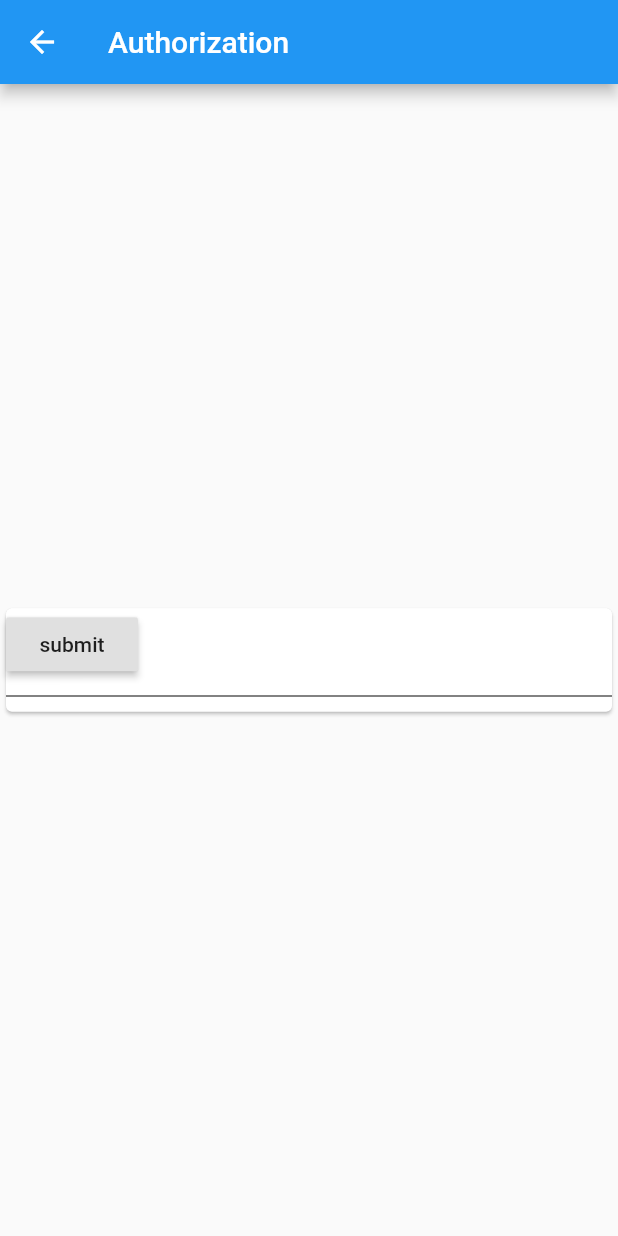
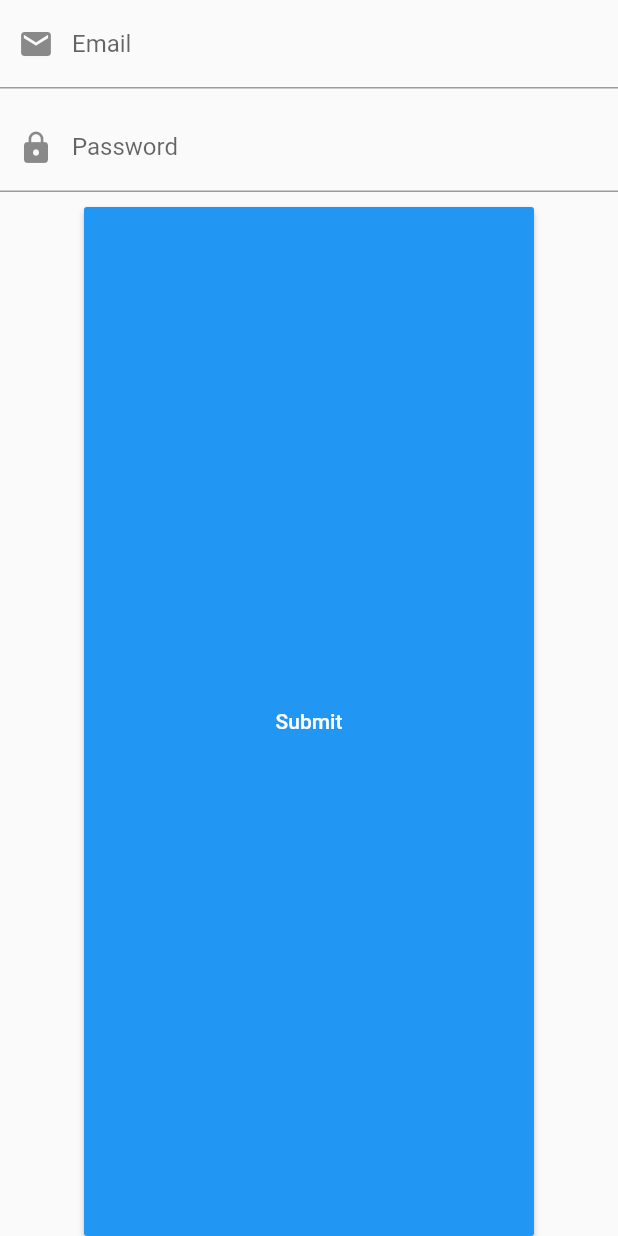
Before and after one commit to AnnatarHe/clippingkk-mobile, a Flutter app: the AuthContent widget shown alone on an empty page, opened directly, on a phone screen of 412 x 824 dp. Run offline on Flutter 3.47's test engine with Material 2 defaults, Android fonts, the phone set to English and light mode, and no system bars; our stand-ins replace flutter_secure_storage; accounts and stored records are empty.

Commit message:
feat(auth): add login page

```diff
--- a/lib/components/auth-content.dart
+++ b/lib/components/auth-content.dart
@@ -1,10 +1,12 @@
 import 'dart:convert';
+import 'dart:developer';
 
 import 'package:ClippingKK/model/httpClient.dart';
 import 'package:ClippingKK/model/httpResponse.dart';
 import 'package:flutter/material.dart';
+import 'package:flutter_secure_storage/flutter_secure_storage.dart';
 
-import '../model/config.dart';
+import '../model/appConfig.dart';
 
 class AuthContent extends StatefulWidget {
   @override
@@ -14,58 +16,77 @@ class AuthContent extends StatefulWidget {
 }
 
 class AuthContentState extends State<AuthContent> {
-  final TextEditingController emailInputController =
-      new TextEditingController();
-  final TextEditingController pwdInputController = new TextEditingController();
+  final TextEditingController emailInputController = TextEditingController();
+  final TextEditingController pwdInputController = TextEditingController();
+  final _keychain = FlutterSecureStorage();
 
   void _tryToLogin(BuildContext context) async {
     final email = emailInputController.text;
     final pwd = pwdInputController.text;
+    if (email.isEmpty || pwd.isEmpty) {
+      Scaffold.of(context).showSnackBar(SnackBar(content: Text("email or password are empty")));
+      return;
+    }
 
-    final resp = await KKHttpClient().post('', body: {email: email, pwd: pwd});
+    final resp = await KKHttpClient().post('${AppConfig.httpPrefix}/auth/login',
+        body: {email: email, pwd: pwd});
     final respJson = HttpResponse.fromJSON(json.decode(resp.body));
 
     if (respJson.status != 200) {
-      Scaffold.of(context).showSnackBar(
-        SnackBar(content: Text(respJson.msg))
-      );
+      Scaffold.of(context).showSnackBar(SnackBar(content: Text(respJson.msg)));
       return;
     }
 
-    AppConfig.jwtToken = respJson.data['token'];
-    // TODO: update user profile
+    final String token = respJson.data["token"];
 
+    AppConfig.jwtToken = token;
+    this._keychain.write(key: "jwt", value: token);
+
+    log(token);
     Navigator.pop(context);
   }
 
   @override
   Widget build(BuildContext context) {
-    return Scaffold(
-      appBar: AppBar(title: Text('Authorization')),
-      body: Center(
-          child: Card(
-              child: Stack(children: <Widget>[
-        new _InputItem(inputController: emailInputController),
-        new _InputItem(inputController: pwdInputController),
-        RaisedButton(child: Text("submit"), onPressed: () { this._tryToLogin(context); })
-      ]))),
-    );
+    return Column(
+      children: <Widget>[
+      _InputItem(
+            inputController: emailInputController, label: _inputType.email),
+      _InputItem(
+            inputController: pwdInputController, label: _inputType.pwd),
+      Expanded(
+          child: MaterialButton(
+              minWidth: 300.0,
+              color: Theme.of(context).primaryColor,
+              child: Text("Submit", style: TextStyle(color: Colors.white)),
+              onPressed: () {
+                this._tryToLogin(context);
+              }))
+    ]);
   }
 }
+
+enum _inputType { email, pwd }
 
 class _InputItem extends StatelessWidget {
   const _InputItem({
     Key key,
     @required this.inputController,
+    @required this.label,
   }) : super(key: key);
 
   final TextEditingController inputController;
+  final _inputType label;
 
   @override
   Widget build(BuildContext context) {
     return Padding(
       child: TextField(
-        decoration: InputDecoration(labelText: "email"),
+        decoration: InputDecoration(
+          labelText: this.label == _inputType.email ? "Email" : "Password",
+          prefixIcon:
+              Icon(this.label == _inputType.email ? Icons.email : Icons.lock),
+        ),
         controller: inputController,
         onChanged: (v) => inputController.text = v,
       ),
--- a/lib/model/config.dart
+++ b/lib/model/appConfig.dart
@@ -1,6 +1,7 @@
 class AppConfig {
   static String jwtToken = "";
-  static bool isDev = bool.fromEnvironment("dart.vm.product");
+  // static bool isDev = bool.fromEnvironment("dart.vm.product");
+  static bool isDev = false;
   static final String httpPrefix = isDev
       ? "http://localhost:9876/api"
       : "https://api.clippingkk.annatarhe.com/api";
--- a/lib/model/httpClient.dart
+++ b/lib/model/httpClient.dart
@@ -1,12 +1,12 @@
 import 'dart:async';
 import 'package:http/http.dart' as http;
-import './config.dart';
+import './appConfig.dart';
 
 class KKHttpClient extends http.BaseClient {
   final http.Client _inner = new http.Client();
 
   Future<http.StreamedResponse> send(http.BaseRequest request) {
-    request.headers['jwt-token'] = AppConfig.jwtToken;
+    request.headers['Authorization'] = AppConfig.jwtToken;
     return _inner.send(request);
   }
 }
--- a/lib/pages/profile.dart
+++ b/lib/pages/profile.dart
@@ -1,5 +1,5 @@
 import 'package:flutter/material.dart';
-import '../model/config.dart';
+import '../model/appConfig.dart';
 
 class _LoginFirstPage extends StatelessWidget {
   @override
--- a/lib/pages/squre.dart
+++ b/lib/pages/squre.dart
@@ -3,8 +3,7 @@ import 'package:flutter/material.dart';
 class SqureState extends State<SqurePage> {
   @override
   Widget build(BuildContext context) {
-    // TODO: implement build
-    return Center(child: Text('squre'));
+    return Center(child: Text('暂未开放，敬请期待'));
   }
 }
 
--- a/pubspec.yaml
+++ b/pubspec.yaml
@@ -19,6 +19,7 @@ dependencies:
   # The following adds the Cupertino Icons font to your application.
   # Use with the CupertinoIcons class for iOS style icons.
   cupertino_icons: ^0.1.2
+  flutter_secure_storage: ^3.1.2
 
 dev_dependencies:
   flutter_test:
```
Also changed, not shown: lib/pages/auth.dart (+12 -8 lines), pubspec.lock, 6 other files.
